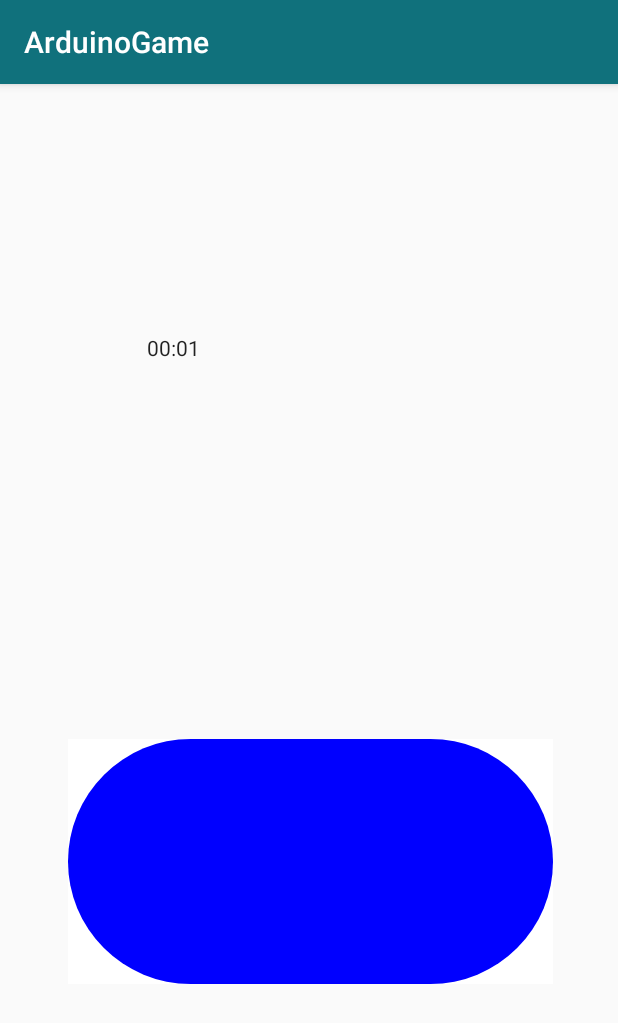
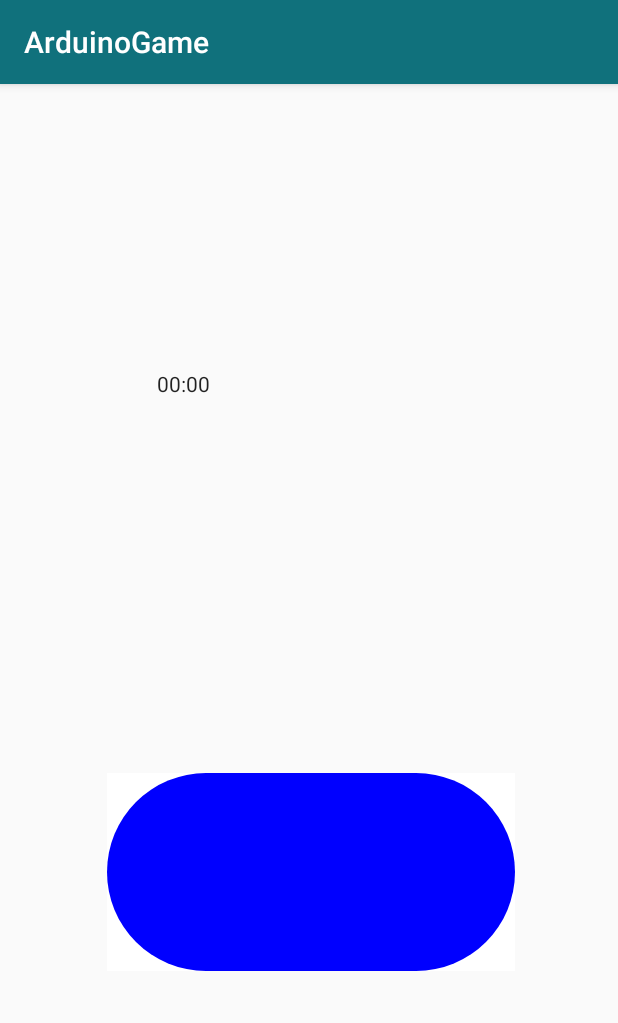
Before and after one commit to serafimone/RunnerGame, an Android app: the GameActivity screen opened directly, with no data from a screen before it, on a phone screen of 412 x 824 dp. Shown: the top 1023 px of the screen. Run offline under Robolectric (Android 15) with nearby library versions, the phone set to English and light mode, and no system bars.

Commit message:
Change android part2

```diff
--- a/Android/app/src/main/java/com/arduinogame/activity/GameActivity.kt
+++ b/Android/app/src/main/java/com/arduinogame/activity/GameActivity.kt
@@ -7,28 +7,55 @@ import android.support.v7.app.AppCompatActivity
 import android.widget.Chronometer
 import android.widget.ImageButton
 import android.widget.Toast
-import com.arduinogame.Constants
 import com.arduinogame.R
-import com.arduinogame.activity.DeviceConnectionActivity.Companion.mBluetoothSocket as socket
-
+import com.arduinogame.tools.BluetoothService
+import com.arduinogame.tools.Constants
+import com.arduinogame.tools.Settings.Companion
+import java.io.IOException
 
 class GameActivity : AppCompatActivity() {
 
     private var mBtnJump: ImageButton? = null
+    private var mBluetoothService: BluetoothService? = null
 
     override fun onCreate(savedInstanceState: Bundle?) {
         super.onCreate(savedInstanceState)
         setContentView(R.layout.activity_game)
-        onBtnJumpClick()
+        val intent = getIntent()
+        mBluetoothService = BluetoothService()
+        mBtnJump = findViewById(R.id.btnJump)
+        mBtnJump!!.isEnabled = false
+        setOnBtnJumpClick()
+        val deviceMAC = intent.getStringExtra("mac")
         val game = GameTask()
-        game.execute()
-   }
+        if (tryConnect(deviceMAC) && startGame()){
+            mBtnJump!!.isEnabled = true
+            game.execute()
+        }
+    }
 
-    fun onBtnJumpClick(){
-        mBtnJump = findViewById(R.id.btnJump)
+    fun tryConnect(deviceMAC: String):Boolean{
+        if(mBluetoothService!!.checkBluetooth(this))
+            return mBluetoothService!!.getConnection(deviceMAC, this)
+        return false
+    }
+
+    fun setOnBtnJumpClick(){
         mBtnJump!!.setOnClickListener {
-            socket!!.outputStream.write(Constants.JUMP_SENT_MSG)
+            mBluetoothService!!.sendMessage(Constants.JUMP_SENT_MSG)
         }
+    }
+
+    fun startGame(): Boolean {
+        try {
+            val message = (Companion.speed.toString()+Companion.opponent.toString()).toByteArray()
+            mBluetoothService!!.sendMessage(message)  //Settings sent. Game started!
+            Toast.makeText(this@GameActivity, Constants.MSG_GAME_STARTED, Toast.LENGTH_LONG).show()
+            return true
+        } catch (e: IOException) {
+
+        }
+        return false
     }
 
     internal inner class GameTask : AsyncTask<Void, Void, Void>() {
@@ -45,7 +72,7 @@ class GameActivity : AppCompatActivity() {
             var messageSize = 0
             while(messageSize == 0) {
                 try {
-                    messageSize = DeviceConnectionActivity.mBluetoothSocket!!.inputStream.read()
+                    messageSize = mBluetoothService!!.readMessage()
                 } catch (e: Exception) {
                 }
             }
@@ -61,11 +88,10 @@ class GameActivity : AppCompatActivity() {
             mTime!!.stop()
             mBtnJump!!.isEnabled = false
             Toast.makeText(this@GameActivity, Constants.MSG_GAME_OVER, Toast.LENGTH_LONG).show()
-            socket!!.close()
+            mBluetoothService!!.stopService()
             val intent = Intent(this@GameActivity, MainActivity::class.java)
             startActivity(intent)
         }
     }
 
-
 }
--- a/Android/app/src/main/java/com/arduinogame/activity/MainActivity.kt
+++ b/Android/app/src/main/java/com/arduinogame/activity/MainActivity.kt
@@ -4,7 +4,6 @@ import android.content.Intent
 import android.os.Bundle
 import android.support.v7.app.AppCompatActivity
 import android.view.View
-import android.widget.Button
 import com.arduinogame.R
 
 class MainActivity : AppCompatActivity() {
--- /dev/null
+++ b/Android/app/src/main/java/com/arduinogame/tools/BluetoothService.kt
@@ -0,0 +1,73 @@
+package com.arduinogame.tools
+
+import android.bluetooth.BluetoothAdapter
+import android.bluetooth.BluetoothDevice
+import android.bluetooth.BluetoothSocket
+import android.content.Context
+import android.widget.Toast
+import java.lang.Integer.TYPE
+
+class BluetoothService {
+    private var mBluetoothAdapter: BluetoothAdapter? = null
+    private var mPairedDevices: Set<BluetoothDevice>? = null
+    private var mBluetoothSocket: BluetoothSocket? = null
+
+    fun checkBluetooth(context: Context):Boolean {
+        try {
+            mBluetoothAdapter = BluetoothAdapter.getDefaultAdapter()
+            if (mBluetoothAdapter == null) {
+                Toast.makeText(context, Constants.MSG_BT_NOT_AVAILABLE, Toast.LENGTH_LONG).show()
+            }
+
+            if (!mBluetoothAdapter!!.isEnabled) {
+                Toast.makeText(context, Constants.MSG_BT_NOT_ENABLED, Toast.LENGTH_LONG).show()
+            }
+
+        } catch (e: Exception) {
+            return false
+        }
+        return true
+    }
+
+    fun sendMessage(msg : ByteArray){
+        mBluetoothSocket!!.outputStream.write(msg)
+    }
+
+    fun readMessage(): Int{
+        return mBluetoothSocket!!.inputStream.read()
+    }
+
+    fun stopService(){
+        mBluetoothSocket!!.close()
+    }
+
+    fun getConnection(deviceMAC: String, context: Context):Boolean{
+        try {
+            val device: BluetoothDevice = mBluetoothAdapter!!.getRemoteDevice(deviceMAC)
+            mBluetoothSocket = device.createRfcommSocketToServiceRecord(Constants.CONNECTION_UUID)
+            mBluetoothAdapter!!.cancelDiscovery()
+            try{
+                mBluetoothSocket!!.connect()
+            } catch(e: Exception) {
+                mBluetoothSocket = device.javaClass.getMethod("createRfcommSocket", *arrayOf<Class<Int>>(TYPE)).invoke(device, 1) as BluetoothSocket
+                mBluetoothSocket!!.connect()
+            }
+        } catch (e: Exception) {
+            Toast.makeText(context, Constants.MSG_CONNECTION_FAILED, Toast.LENGTH_LONG).show()
+            return false
+        }
+        return mBluetoothSocket!!.isConnected()
+    }
+
+    fun findDevices(context: Context): MutableList<String> {
+        var mAdapter = mutableListOf<String>()
+        mPairedDevices = mBluetoothAdapter!!.bondedDevices
+        if (mPairedDevices!!.isNotEmpty()) {
+            for (device: BluetoothDevice in mPairedDevices!!)
+                mAdapter.add(device.address + Constants.DELIM + device.name)
+        } else {
+            Toast.makeText(context, Constants.MSG_DEVICES_NOT_FOUND, Toast.LENGTH_LONG).show()
+        }
+        return mAdapter
+    }
+}
--- a/Android/app/src/main/res/layout/activity_game.xml
+++ b/Android/app/src/main/res/layout/activity_game.xml
@@ -10,8 +10,8 @@
     <ImageButton
             android:src="@drawable/shape"
             android:background="@color/colorAccent"
-            android:layout_width="323dp"
-            android:layout_height="163dp"
+            android:layout_width="272dp"
+            android:layout_height="132dp"
             android:id="@+id/btnJump" android:layout_marginTop="8dp"
             app:layout_constraintTop_toTopOf="parent" app:layout_constraintEnd_toEndOf="parent"
             android:layout_marginEnd="8dp" android:layout_marginRight="8dp"
@@ -22,13 +22,13 @@
 
     <Chronometer
             android:id="@+id/chronometer"
-            android:layout_width="250dp"
-            android:layout_height="100dp"
+            android:layout_width="221dp"
+            android:layout_height="71dp"
             app:layout_constraintEnd_toEndOf="parent"
             android:layout_marginEnd="64dp" android:layout_marginRight="64dp"
             android:layout_marginTop="8dp" app:layout_constraintTop_toTopOf="parent"
             app:layout_constraintStart_toStartOf="parent" android:layout_marginLeft="8dp"
             android:layout_marginStart="8dp" android:layout_marginBottom="8dp"
-            app:layout_constraintBottom_toTopOf="@+id/btnJump" app:layout_constraintHorizontal_bias="1.0"
-            app:layout_constraintVertical_bias="0.492"/>
+            app:layout_constraintBottom_toTopOf="@+id/btnJump" app:layout_constraintHorizontal_bias="0.813"
+            app:layout_constraintVertical_bias="0.49"/>
 </android.support.constraint.ConstraintLayout>
--- a/Android/app/src/main/res/values/strings.xml
+++ b/Android/app/src/main/res/values/strings.xml
@@ -10,6 +10,6 @@
     <string name="btn_save_settings">Save</string>
     <string name="start_search">Start search devices</string>
     <string name="start_control">Game!</string>
-    <string name="txt_opponent">Select opponent</string>
-    <string name="txt_speed">Select speed</string>
+    <string name="txt_opponent">Opponent</string>
+    <string name="txt_speed">Speed</string>
 </resources>
```
Also changed, not shown: Android/app/src/main/java/com/arduinogame/activity/DeviceConnectionActivity.kt (+11 -74 lines), Android/app/src/main/java/com/arduinogame/activity/SettingsActivity.kt (+6 -9 lines), Android/app/src/main/java/com/arduinogame/tools/Constants.kt (added, +21 -0 lines), Android/app/src/main/java/com/arduinogame/tools/Settings.kt (added, +8 -0 lines), Android/app/src/main/res/layout/activity_settings.xml (+11 -11 lines).
